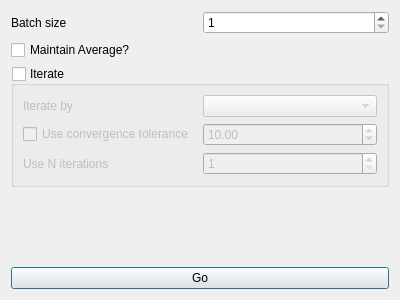
Qt form gudpy/gui/widgets/ui_files/batchProcessingDialog.ui (disorderedmaterials/GudPy) before a commit.
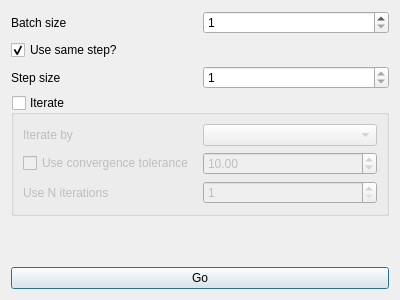
The same form after that commit. Custom widgets are drawn as their Qt base class.

Commit message: feat: use batch size and step size.

Diff of the .ui file:
```diff
--- a/gudpy/gui/widgets/ui_files/batchProcessingDialog.ui
+++ b/gudpy/gui/widgets/ui_files/batchProcessingDialog.ui
@@ -38,10 +38,40 @@
    <item>
     <widget class="QCheckBox" name="maintainAverageCheckBox">
      <property name="text">
-      <string>Maintain Average?</string>
+      <string>Use same step?</string>
+     </property>
+     <property name="checked">
+      <bool>true</bool>
      </property>
     </widget>
    </item>
+   <item>
+    <layout class="QHBoxLayout" name="horizontalLayout_5">
+     <item>
+      <widget class="QLabel" name="label_4">
+       <property name="text">
+        <string>Step size</string>
+       </property>
+      </widget>
+     </item>
+     <item>
+      <widget class="QSpinBox" name="stepSizeSpinBox">
+       <property name="enabled">
+        <bool>true</bool>
+       </property>
+       <property name="readOnly">
+        <bool>true</bool>
+       </property>
+       <property name="minimum">
+        <number>1</number>
+       </property>
+       <property name="maximum">
+        <number>1</number>
+       </property>
+      </widget>
+     </item>
+    </layout>
+   </item>
    <item>
     <widget class="QGroupBox" name="iterateGroupBox">
      <property name="enabled">
```
Left out of the diff: 2 changed lines with no effect on the pictures. The commit also changes 2 other files.
